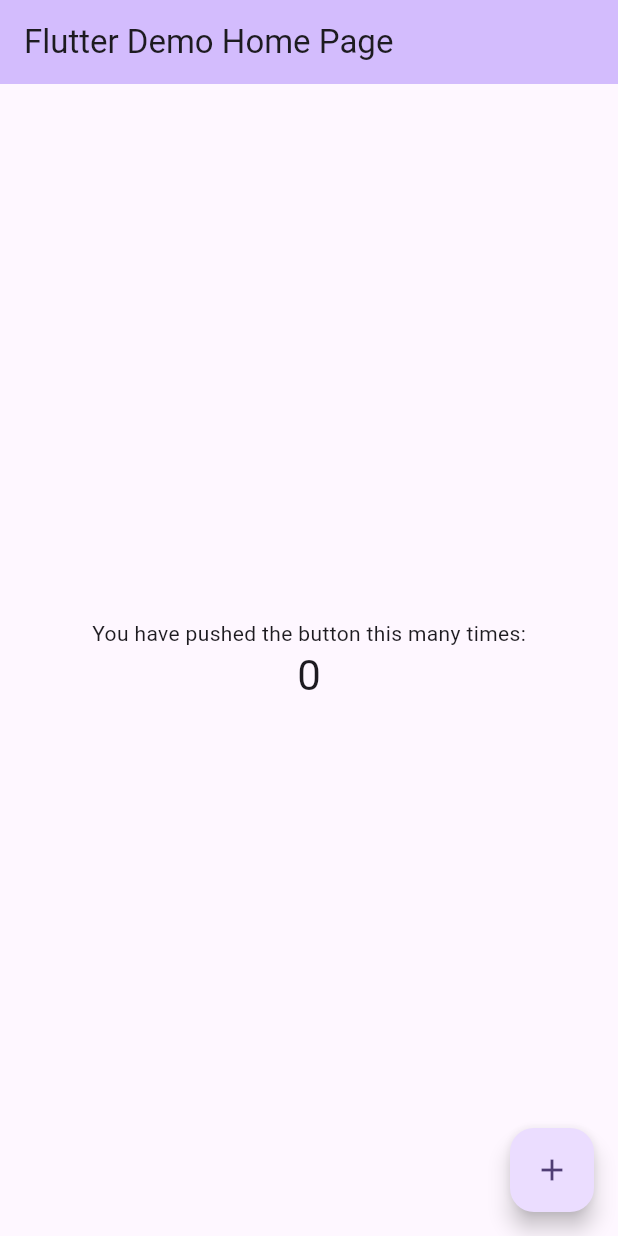
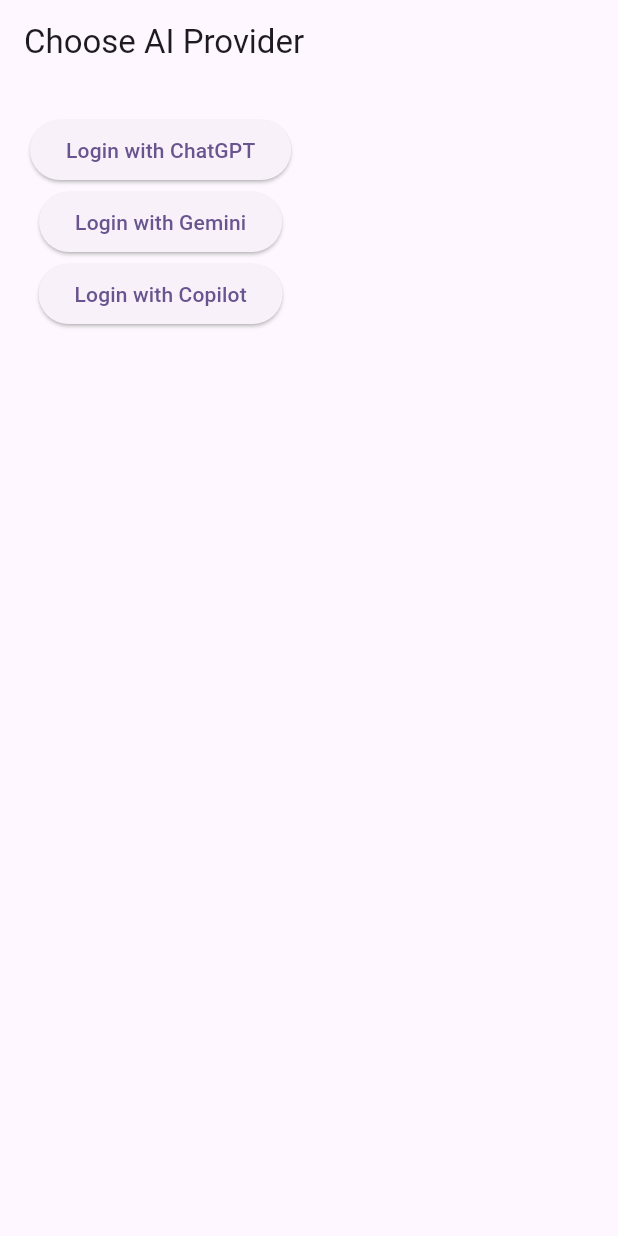
Before and after one commit to SumanthTulunad/tulu_ai_assistant, a Flutter app: the screen it shows after launch, on a phone screen of 412 x 824 dp. Run offline on Flutter 3.47's test engine with Material 3 defaults, Android fonts, the phone set to English and light mode, and no system bars.

Commit message:
Add Tulu AI screens and basic logic

```diff
--- a/lib/main.dart
+++ b/lib/main.dart
@@ -1,125 +1,23 @@
 import 'package:flutter/material.dart';
+import 'screens/provider_selection.dart';
 
 void main() {
-  runApp(const MyApp());
+  runApp(const TuluAIApp());
 }
 
-class MyApp extends StatelessWidget {
-  const MyApp({super.key});
+class TuluAIApp extends StatelessWidget {
+  const TuluAIApp({super.key});
 
-  // This widget is the root of your application.
   @override
   Widget build(BuildContext context) {
     return MaterialApp(
-      title: 'Flutter Demo',
+      title: 'Tulu AI Assistant',
+      debugShowCheckedModeBanner: false,
       theme: ThemeData(
-        // This is the theme of your application.
-        //
-        // TRY THIS: Try running your application with "flutter run". You'll see
-        // the application has a purple toolbar. Then, without quitting the app,
-        // try changing the seedColor in the colorScheme below to Colors.green
-        // and then invoke "hot reload" (save your changes or press the "hot
-        // reload" button in a Flutter-supported IDE, or press "r" if you used
-        // the command line to start the app).
-        //
-        // Notice that the counter didn't reset back to zero; the application
-        // state is not lost during the reload. To reset the state, use hot
-        // restart instead.
-        //
-        // This works for code too, not just values: Most code changes can be
-        // tested with just a hot reload.
         colorScheme: ColorScheme.fromSeed(seedColor: Colors.deepPurple),
         useMaterial3: true,
       ),
-      home: const MyHomePage(title: 'Flutter Demo Home Page'),
+      home: const ProviderSelectionScreen(),
     );
   }
 }
-
-class MyHomePage extends StatefulWidget {
-  const MyHomePage({super.key, required this.title});
-
-  // This widget is the home page of your application. It is stateful, meaning
-  // that it has a State object (defined below) that contains fields that affect
-  // how it looks.
-
-  // This class is the configuration for the state. It holds the values (in this
-  // case the title) provided by the parent (in this case the App widget) and
-  // used by the build method of the State. Fields in a Widget subclass are
-  // always marked "final".
-
-  final String title;
-
-  @override
-  State<MyHomePage> createState() => _MyHomePageState();
-}
-
-class _MyHomePageState extends State<MyHomePage> {
-  int _counter = 0;
-
-  void _incrementCounter() {
-    setState(() {
-      // This call to setState tells the Flutter framework that something has
-      // changed in this State, which causes it to rerun the build method below
-      // so that the display can reflect the updated values. If we changed
-      // _counter without calling setState(), then the build method would not be
-      // called again, and so nothing would appear to happen.
-      _counter++;
-    });
-  }
-
-  @override
-  Widget build(BuildContext context) {
-    // This method is rerun every time setState is called, for instance as done
-    // by the _incrementCounter method above.
-    //
-    // The Flutter framework has been optimized to make rerunning build methods
-    // fast, so that you can just rebuild anything that needs updating rather
-    // than having to individually change instances of widgets.
-    return Scaffold(
-      appBar: AppBar(
-        // TRY THIS: Try changing the color here to a specific color (to
-        // Colors.amber, perhaps?) and trigger a hot reload to see the AppBar
-        // change color while the other colors stay the same.
-        backgroundColor: Theme.of(context).colorScheme.inversePrimary,
-        // Here we take the value from the MyHomePage object that was created by
-        // the App.build method, and use it to set our appbar title.
-        title: Text(widget.title),
-      ),
-      body: Center(
-        // Center is a layout widget. It takes a single child and positions it
-        // in the middle of the parent.
-        child: Column(
-          // Column is also a layout widget. It takes a list of children and
-          // arranges them vertically. By default, it sizes itself to fit its
-          // children horizontally, and tries to be as tall as its parent.
-          //
-          // Column has various properties to control how it sizes itself and
-          // how it positions its children. Here we use mainAxisAlignment to
-          // center the children vertically; the main axis here is the vertical
-          // axis because Columns are vertical (the cross axis would be
-          // horizontal).
-          //
-          // TRY THIS: Invoke "debug painting" (choose the "Toggle Debug Paint"
-          // action in the IDE, or press "p" in the console), to see the
-          // wireframe for each widget.
-          mainAxisAlignment: MainAxisAlignment.center,
-          children: <Widget>[
-            const Text(
-              'You have pushed the button this many times:',
-            ),
-            Text(
-              '$_counter',
-              style: Theme.of(context).textTheme.headlineMedium,
-            ),
-          ],
-        ),
-      ),
-      floatingActionButton: FloatingActionButton(
-        onPressed: _incrementCounter,
-        tooltip: 'Increment',
-        child: const Icon(Icons.add),
-      ), // This trailing comma makes auto-formatting nicer for build methods.
-    );
-  }
-}
--- /dev/null
+++ b/lib/screens/provider_selection.dart
@@ -0,0 +1,47 @@
+import 'package:flutter/material.dart';
+import 'home.dart';
+
+class ProviderSelectionScreen extends StatelessWidget {
+  const ProviderSelectionScreen({super.key});
+
+  @override
+  Widget build(BuildContext context) {
+    return Scaffold(
+      appBar: AppBar(title: const Text("Choose AI Provider")),
+      body: Padding(
+        padding: const EdgeInsets.all(20),
+        child: Column(
+          children: [
+            ElevatedButton(
+              child: const Text("Login with ChatGPT"),
+              onPressed: () => Navigator.push(
+                context,
+                MaterialPageRoute(
+                  builder: (_) => const HomeScreen(provider: "ChatGPT"),
+                ),
+              ),
+            ),
+            ElevatedButton(
+              child: const Text("Login with Gemini"),
+              onPressed: () => Navigator.push(
+                context,
+                MaterialPageRoute(
+                  builder: (_) => const HomeScreen(provider: "Gemini"),
+                ),
+              ),
+            ),
+            ElevatedButton(
+              child: const Text("Login with Copilot"),
+              onPressed: () => Navigator.push(
+                context,
+                MaterialPageRoute(
+                  builder: (_) => const HomeScreen(provider: "Copilot"),
+                ),
+              ),
+            ),
+          ],
+        ),
+      ),
+    );
+  }
+}
```
Also changed, not shown: lib/screens/chat.dart (added, +95 -0 lines), lib/screens/home.dart (added, +57 -0 lines), lib/screens/lessons.dart (added, +29 -0 lines), lib/screens/script.dart (added, +18 -0 lines), lib/screens/speaking.dart (added, +18 -0 lines).
